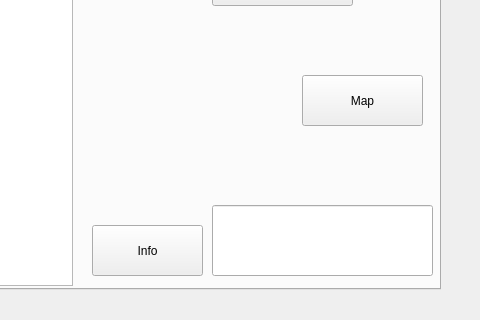
Old version of the form mainwindow.ui in the repository Darragh-Grealish/Zork_Practice; both pictures show x 320 to 800 and y 191 to 511 of the 800 by 600 pixel window.
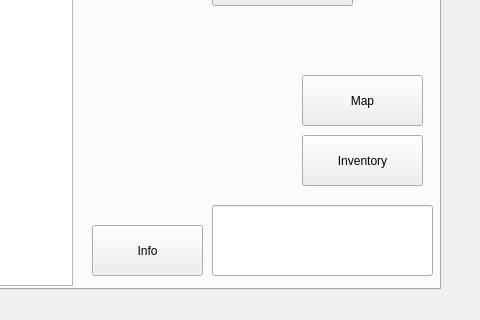
New version of the form.

Commit message: Inventory Button works

The edit to the form file:
```diff
--- a/mainwindow.ui
+++ b/mainwindow.ui
@@ -128,6 +128,19 @@
        <string>Info</string>
       </property>
      </widget>
+     <widget class="QPushButton" name="inventory">
+      <property name="geometry">
+       <rect>
+        <x>560</x>
+        <y>280</y>
+        <width>121</width>
+        <height>51</height>
+       </rect>
+      </property>
+      <property name="text">
+       <string>Inventory</string>
+      </property>
+     </widget>
     </widget>
     <widget class="QWidget" name="tab_2">
      <attribute name="title">
```
The commit also changes 2 other files.
